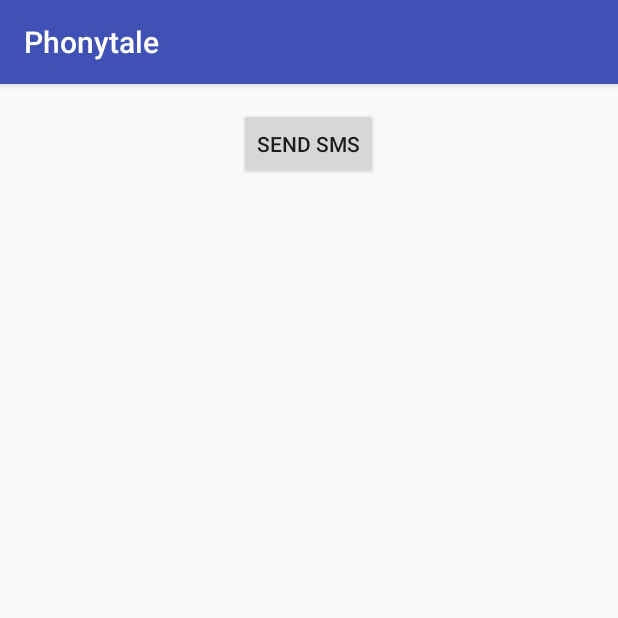
After one commit to championswimmer/Phonytale, an Android app: the SMSActivity screen opened directly, with no data from a screen before it, on a phone screen of 412 x 824 dp, the top half of it. The commit adds this screen. Run offline under Robolectric (Android 15) with nearby library versions, the phone set to English and light mode, and no system bars.

Commit message:
add details to send sms
Signed-off-by: Arnav Gupta <championswimmer@gmail.com>

```diff
--- a/app/build.gradle
+++ b/app/build.gradle
@@ -23,4 +23,6 @@ dependencies {
     compile fileTree(dir: 'libs', include: ['*.jar'])
     testCompile 'junit:junit:4.12'
     compile 'com.android.support:appcompat-v7:24.+'
+
+    compile project(':phonytale')
 }
--- a/app/src/main/AndroidManifest.xml
+++ b/app/src/main/AndroidManifest.xml
@@ -15,6 +15,7 @@
                 <category android:name="android.intent.category.LAUNCHER" />
             </intent-filter>
         </activity>
+        <activity android:name=".examples.sms.SMSActivity"></activity>
     </application>
 
 </manifest>
--- a/app/src/main/java/in/championswimmer/phonytale/sampleapp/MainActivity.java
+++ b/app/src/main/java/in/championswimmer/phonytale/sampleapp/MainActivity.java
@@ -2,6 +2,8 @@ package in.championswimmer.phonytale.sampleapp;
 
 import android.support.v7.app.AppCompatActivity;
 import android.os.Bundle;
+
+import in.championswimmer.phonytale.SmsSender;
 
 public class MainActivity extends AppCompatActivity {
 
@@ -10,4 +12,9 @@ public class MainActivity extends AppCompatActivity {
         super.onCreate(savedInstanceState);
         setContentView(R.layout.activity_main);
     }
+
+
+    public void sendSms (String to, String msg) {
+        SmsSender.sendSms(to, msg);
+    }
 }
--- /dev/null
+++ b/app/src/main/java/in/championswimmer/phonytale/sampleapp/examples/sms/SMSActivity.java
@@ -0,0 +1,15 @@
+package in.championswimmer.phonytale.sampleapp.examples.sms;
+
+import android.support.v7.app.AppCompatActivity;
+import android.os.Bundle;
+
+import in.championswimmer.phonytale.sampleapp.R;
+
+public class SMSActivity extends AppCompatActivity {
+
+    @Override
+    protected void onCreate(Bundle savedInstanceState) {
+        super.onCreate(savedInstanceState);
+        setContentView(R.layout.activity_sms);
+    }
+}
--- /dev/null
+++ b/app/src/main/res/layout/activity_sms.xml
@@ -0,0 +1,19 @@
+<?xml version="1.0" encoding="utf-8"?>
+<RelativeLayout xmlns:android="http://schemas.android.com/apk/res/android"
+    xmlns:tools="http://schemas.android.com/tools"
+    android:layout_width="match_parent"
+    android:layout_height="match_parent"
+    android:paddingBottom="@dimen/activity_vertical_margin"
+    android:paddingLeft="@dimen/activity_horizontal_margin"
+    android:paddingRight="@dimen/activity_horizontal_margin"
+    android:paddingTop="@dimen/activity_vertical_margin"
+    tools:context="in.championswimmer.phonytale.sampleapp.examples.sms.SMSActivity">
+
+    <Button
+        android:layout_width="wrap_content"
+        android:layout_height="wrap_content"
+        android:text="Send SMS"
+        android:id="@+id/sendSmsBtn"
+        android:layout_alignParentTop="true"
+        android:layout_centerHorizontal="true" />
+</RelativeLayout>
```
Also changed, not shown: 1 other file.
